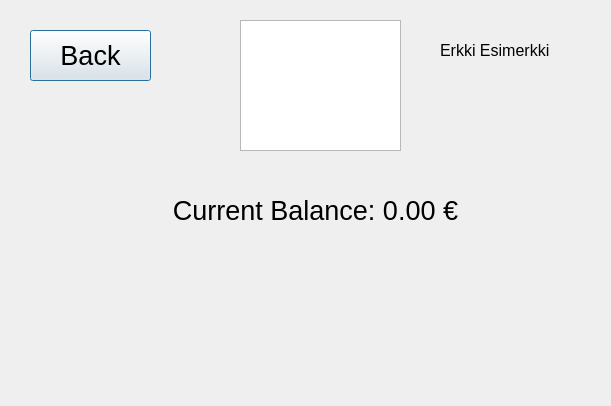
Before: the Qt Designer form bank-automat/balance.ui in alavuvi/atm-simulator-project, drawn with Qt 5.
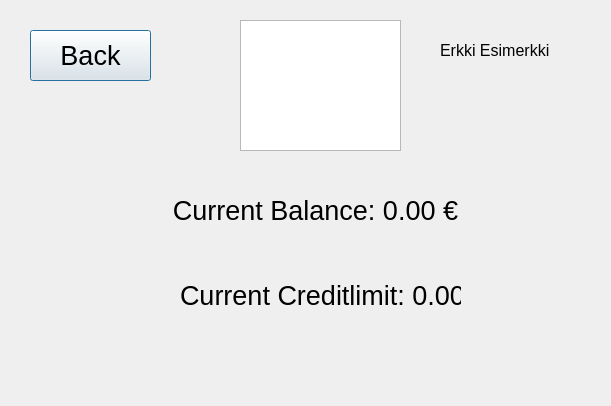
After: the same form once the commit is applied.

Commit message: creditlimit lisätty balanceen

Diff of the .ui file:
```diff
--- a/bank-automat/balance.ui
+++ b/bank-automat/balance.ui
@@ -100,6 +100,19 @@
     </rect>
    </property>
   </widget>
+  <widget class="QLabel" name="labelCreditLimit">
+   <property name="geometry">
+    <rect>
+     <x>180</x>
+     <y>280</y>
+     <width>281</width>
+     <height>31</height>
+    </rect>
+   </property>
+   <property name="text">
+    <string>Current Creditlimit: 0.00€</string>
+   </property>
+  </widget>
  </widget>
  <resources/>
  <connections/>
```
The commit also changes 2 other files.
